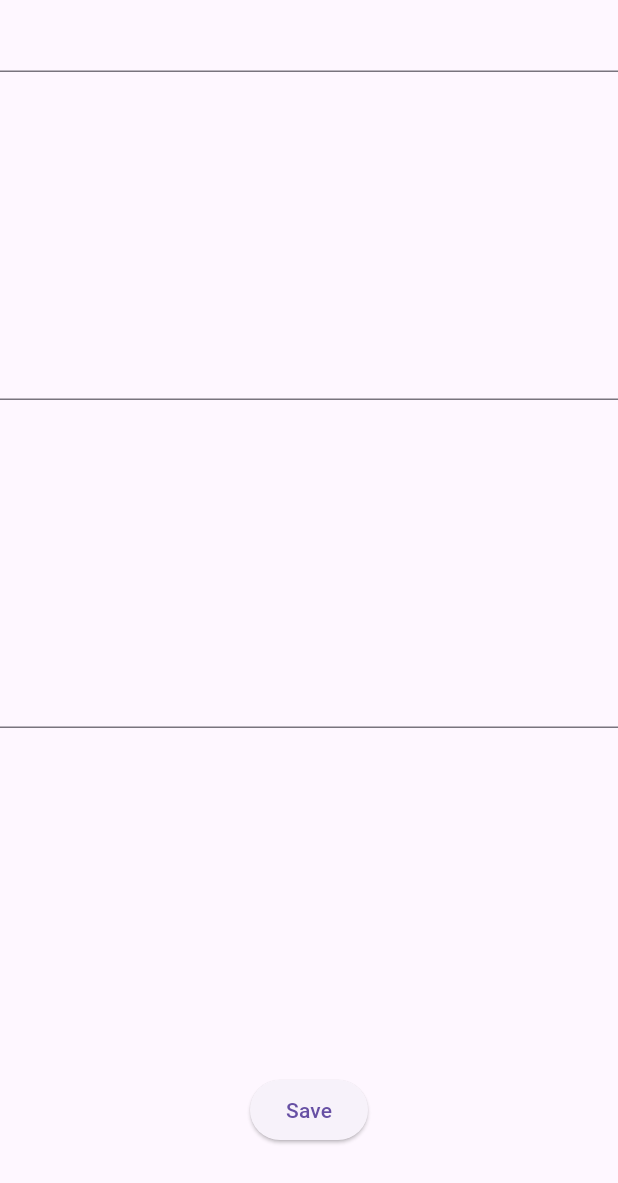
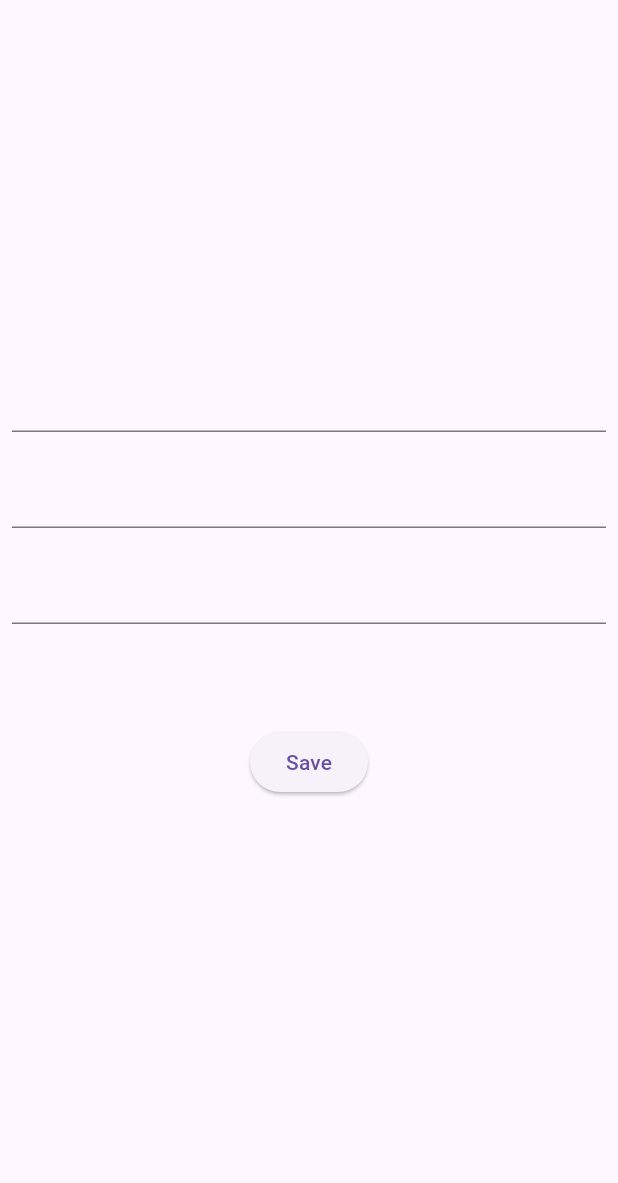
Before and after one commit to prof3ssorSt3v3/mad9135-12-2-b, a Flutter app: the screen it shows after launch, on a phone screen of 412 x 824 dp. Shown: the top 1183 px of the screen. Run offline on Flutter 3.47's test engine with Material 3 defaults, Android fonts, the phone set to English and light mode, and no system bars.

Commit message:
update form field spacing

```diff
--- a/lib/main.dart
+++ b/lib/main.dart
@@ -33,10 +33,20 @@ class _MyAppState extends State<MyApp> {
         body: Form(
           key: _formKey,
           child: Column(
+            mainAxisAlignment: MainAxisAlignment.center,
             children: <Widget>[
-              Expanded(flex: 1, child: TextFormField()),
-              Expanded(flex: 1, child: TextFormField()),
-              Expanded(flex: 1, child: TextFormField()),
+              Padding(
+                padding: const EdgeInsets.all(8.0),
+                child: TextFormField(),
+              ),
+              Padding(
+                padding: const EdgeInsets.all(8.0),
+                child: TextFormField(),
+              ),
+              Padding(
+                padding: const EdgeInsets.all(8.0),
+                child: TextFormField(),
+              ),
               Padding(
                 padding: EdgeInsets.all(60),
                 child: ElevatedButton(
```
